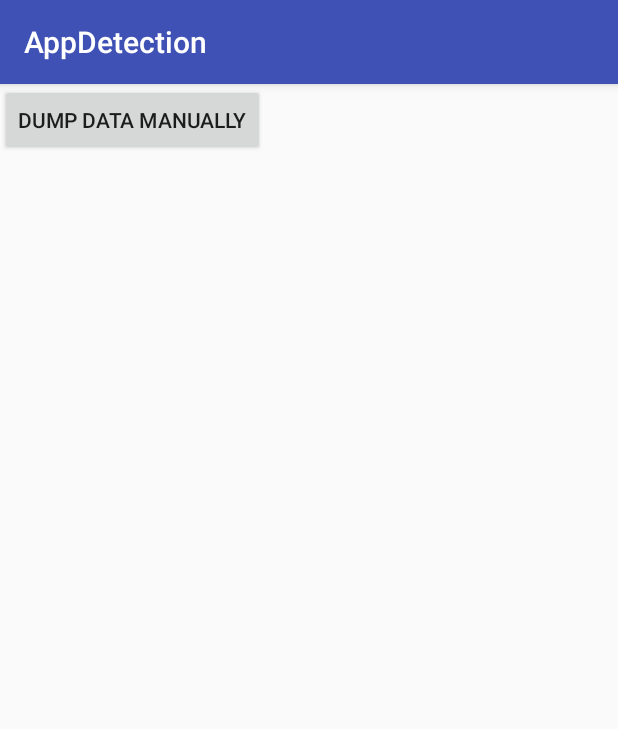
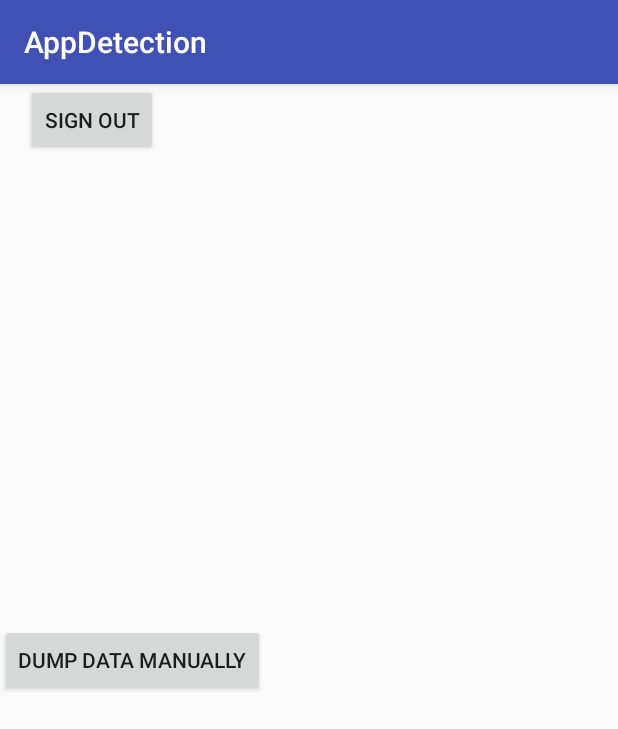
Before and after one commit to vikrant4k/AppDetection, an Android app: the MainActivity screen opened directly, with no data from a screen before it, on a phone screen of 412 x 824 dp. Shown: the top 729 px of the screen. Run offline under Robolectric (Android 15) with nearby library versions, the phone set to English and light mode, and no system bars; libraries missing offline, so code that uses them is left out: com.amazonaws.mobile, com.amazonaws.mobileconnectors, com.crashlytics.android, com.rvalerio.fgchecker, io.fabric.sdk; 3 statements that could not run were skipped.

Commit message:
Start work on user log out
The log out is currently working, but the user is not redirected to the
login screen. If they close the app after clicking the button they have
to sign in however. It is expected that the reason for this is the use
of non-singletons, interfering with the logout.

```diff
--- a/AppDetection/app/src/main/java/vik/com/appdetection/background/service/ReciverStartService.java
+++ b/AppDetection/app/src/main/java/vik/com/appdetection/background/service/ReciverStartService.java
@@ -20,6 +20,7 @@ import com.amazonaws.mobile.config.AWSConfiguration;
 import com.amazonaws.mobileconnectors.cognitoidentityprovider.CognitoUser;
 import com.amazonaws.mobileconnectors.cognitoidentityprovider.CognitoUserPool;
 
+import com.amazonaws.mobileconnectors.cognitoidentityprovider.handlers.GenericHandler;
 import java.util.Calendar;
 
 import vik.com.appdetection.R;
--- a/AppDetection/app/src/main/res/layout/activity_main.xml
+++ b/AppDetection/app/src/main/res/layout/activity_main.xml
@@ -1,10 +1,10 @@
 <?xml version="1.0" encoding="utf-8"?>
 <android.support.constraint.ConstraintLayout xmlns:android="http://schemas.android.com/apk/res/android"
-    xmlns:app="http://schemas.android.com/apk/res-auto"
-    xmlns:tools="http://schemas.android.com/tools"
-    android:layout_width="match_parent"
-    android:layout_height="match_parent"
-    tools:context=".MainActivity">
+  xmlns:app="http://schemas.android.com/apk/res-auto"
+  xmlns:tools="http://schemas.android.com/tools"
+  android:layout_width="match_parent"
+  android:layout_height="match_parent"
+  tools:context=".MainActivity">
 
     <Button
       android:id="@+id/button2"
@@ -12,6 +12,17 @@
       android:layout_height="wrap_content"
       android:onClick="dumpData"
       android:text="Dump data manually"
-      tools:layout_editor_absoluteX="102dp"
-      tools:layout_editor_absoluteY="231dp"/>
+      app:layout_constraintBottom_toBottomOf="parent"
+      app:layout_constraintTop_toTopOf="parent"
+      tools:layout_editor_absoluteX="16dp"/>
+    <Button
+      android:id="@+id/signOutButton"
+      android:layout_width="wrap_content"
+      android:layout_height="wrap_content"
+      android:onClick="handleSignOut"
+      android:text="Sign Out"
+      app:layout_constraintEnd_toEndOf="parent"
+      app:layout_constraintHorizontal_bias="0.054"
+      app:layout_constraintStart_toStartOf="parent"
+      tools:layout_editor_absoluteY="82dp"/>
 </android.support.constraint.ConstraintLayout>
```
Also changed, not shown: AppDetection/app/src/main/java/vik/com/appdetection/AuthenticatorActivity.java (+25 -17 lines), AppDetection/app/src/main/java/vik/com/appdetection/MainActivity.java (+8 -0 lines).
